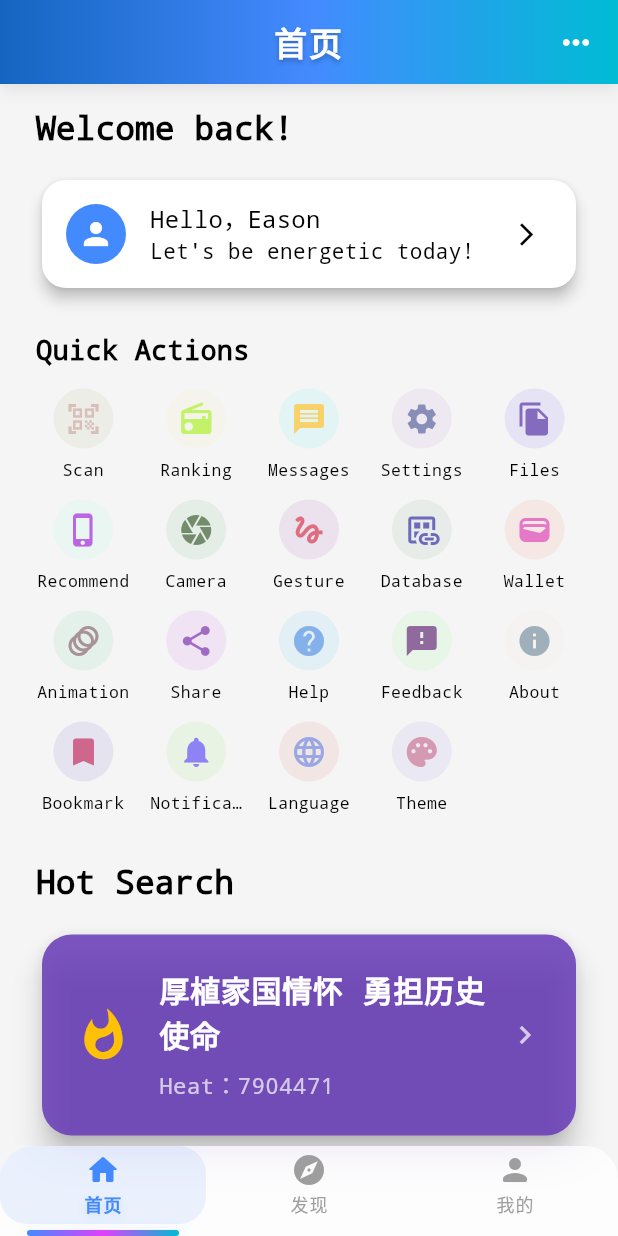
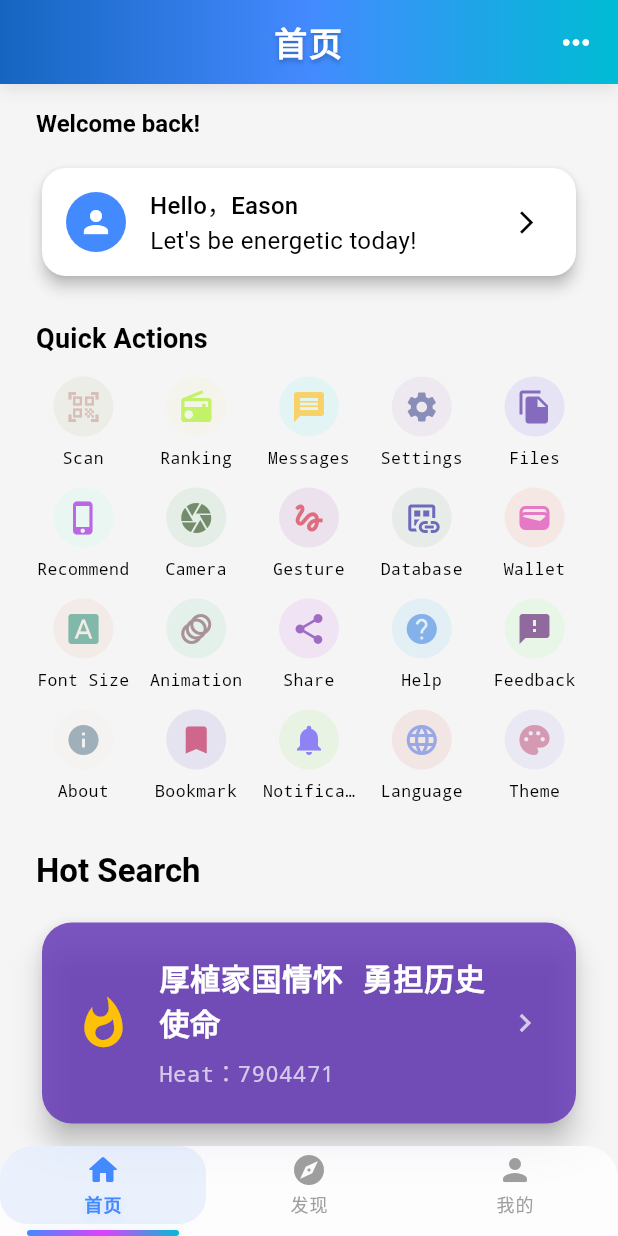
Before and after one commit to HYAdonisCoding/eason_nebula, a Flutter app: the screen it shows after launch, on a phone screen of 412 x 824 dp. Run offline on Flutter 3.47's test engine with Material 3 defaults, Android fonts, the phone set to English and light mode, and no system bars; our stand-ins replace cached_network_image, easy_localization, extended_image, flutter_redux, local_auth, redux and 4 more; missing offline and left inert: flutter_inappwebview, lpinyin, mobile_scanner, webview_flutter_android, webview_flutter_wkwebview; accounts and stored records are empty; key blocks and very long unbroken strings in the code were emptied for the run.

Commit message:
Study flutter_redux

```diff
--- a/lib/assets/translations/en-US.json
+++ b/lib/assets/translations/en-US.json
@@ -65,5 +65,8 @@
   "german": "German",
   "japanese": "Japanese",
   "pushSoundVibrate": "Push, Sound, and Vibration",
-  "languageSetting": "语言设置"
+  "languageSetting": "语言设置",
+  "fonts": "Fonts",
+  "fontSize": "Font Size",
+  "fontFamily": "Font Family"
 }
--- a/lib/assets/translations/fr-FR.json
+++ b/lib/assets/translations/fr-FR.json
@@ -65,5 +65,8 @@
   "german": "Allemand",
   "japanese": "Japonais",
   "pushSoundVibrate": "Notifications, son et vibration",
-  "languageSetting": "Paramètre de langue"
+  "languageSetting": "Paramètre de langue",
+  "fonts": "Polices",
+  "fontSize": "Taille de la police",
+  "fontFamily": "Famille de polices"
 }
--- a/lib/assets/translations/ko-KR.json
+++ b/lib/assets/translations/ko-KR.json
@@ -65,5 +65,8 @@
   "german": "독일어",
   "japanese": "일본어",
   "pushSoundVibrate": "푸시 알림, 소리 및 진동",
-  "languageSetting": "语言设置"
+  "languageSetting": "语言设置",
+  "fonts": "글꼴",
+  "fontSize": "글꼴 크기",
+  "fontFamily": "글꼴 패밀리"
 }
--- a/lib/assets/translations/zh-CN.json
+++ b/lib/assets/translations/zh-CN.json
@@ -65,5 +65,8 @@
   "german": "Deutsch",
   "japanese": "日本語",
   "pushSoundVibrate": "推送声音和振动",
-  "languageSetting": "语言设置"
+  "languageSetting": "语言设置",
+  "fonts": "字体",
+  "fontSize": "字体大小",
+  "fontFamily": "字体系列"
 }
--- a/lib/assets/translations/zh-Hant.json
+++ b/lib/assets/translations/zh-Hant.json
@@ -62,5 +62,8 @@
   "korean": "韓文",
   "french": "法文",
   "pushSoundVibrate": "推送聲音和振動",
-  "languageSetting": "語言設定"
+  "languageSetting": "語言設定",
+  "fonts": "字體",
+  "fontSize": "字體大小",
+  "fontFamily": "字體系列"
 }
--- a/lib/ui/HomePageContent.dart
+++ b/lib/ui/HomePageContent.dart
@@ -5,6 +5,7 @@ import 'package:eason_nebula/ui/GesturePage.dart';
 import 'package:eason_nebula/ui/HotPhonePage.dart';
 import 'package:eason_nebula/ui/RankListenPage.dart';
 import 'package:eason_nebula/ui/ScanCodePage.dart';
+import 'package:eason_nebula/ui/Setting/FontPage.dart';
 import 'package:eason_nebula/ui/Setting/SettingLocalizationPage.dart';
 import 'package:eason_nebula/ui/Setting/SettingThemePage.dart';
 import 'package:eason_nebula/ui/WalletPage.dart';
@@ -22,6 +23,16 @@ import 'Setting/SettingPage.dart';
 import 'HotDetailPage.dart';
 import 'dart:math';
 import 'package:eason_nebula/utils/EasonGlobal.dart';
+import 'package:flutter_redux/flutter_redux.dart';
+import 'package:redux/redux.dart';
+import 'package:eason_nebula/utils/redux_app.dart';
+
+class _FontInfo {
+  final String fontFamily;
+  final double fontSize;
+
+  _FontInfo({required this.fontFamily, required this.fontSize});
+}
 
 class HomePageContent extends StatefulWidget {
   @override
@@ -59,6 +70,12 @@ class _HomePageContentState extends State<HomePageContent> {
 
   @override
   Widget build(BuildContext context) {
+    return StoreConnector<AppState, _FontInfo>(
+      converter: (store) => _FontInfo(
+        fontFamily: store.state.fontFamily,
+        fontSize: store.state.fontSize,
+      ),
+      builder: (context, fontInfo) {
         // 顶部菜单项
         final menuItems = [
           EasonMenuItem(
@@ -84,26 +101,36 @@ class _HomePageContentState extends State<HomePageContent> {
                 children: [
                   _buildWelcomeCard(),
                   SizedBox(height: 24),
-              _buildQuickActions(),
+                  _buildQuickActions(fontInfo),
                   SizedBox(height: 32),
-              _buildHotSearchSection(),
+                  _buildHotSearchSection(fontInfo),
                 ],
               ),
             ),
           ],
         );
+      },
+    );
   }
 
   /// 欢迎卡片区域，显示欢迎语和用户信息
   Widget _buildWelcomeCard() {
+    return StoreConnector<AppState, _FontInfo>(
+      converter: (store) => _FontInfo(
+        fontFamily: store.state.fontFamily,
+        fontSize: store.state.fontSize,
+      ),
+      builder: (context, fontInfo) {
         return Column(
           crossAxisAlignment: CrossAxisAlignment.start,
           children: [
             Text(
               'welcomeBack'.tr(),
-          style: Theme.of(
-            context,
-          ).textTheme.titleLarge?.copyWith(fontWeight: FontWeight.bold),
+              style: Theme.of(context).textTheme.titleLarge?.copyWith(
+                fontWeight: FontWeight.bold,
+                fontFamily: fontInfo.fontFamily,
+                fontSize: fontInfo.fontSize,
+              ),
             ),
             SizedBox(height: 16),
             Card(
@@ -119,11 +146,17 @@ class _HomePageContentState extends State<HomePageContent> {
                 ),
                 title: Text(
                   'greeting'.tr(),
-              style: Theme.of(context).textTheme.titleMedium,
+                  style: Theme.of(context).textTheme.titleMedium?.copyWith(
+                    fontFamily: fontInfo.fontFamily,
+                    fontSize: fontInfo.fontSize,
+                  ),
                 ),
                 subtitle: Text(
                   "todayHello".tr(),
-              style: Theme.of(context).textTheme.bodyMedium,
+                  style: Theme.of(context).textTheme.bodyMedium?.copyWith(
+                    fontFamily: fontInfo.fontFamily,
+                    fontSize: fontInfo.fontSize,
+                  ),
                 ),
                 trailing: Icon(Icons.arrow_forward_ios, size: 18),
                 onTap: () {},
@@ -131,10 +164,12 @@ class _HomePageContentState extends State<HomePageContent> {
             ),
           ],
         );
+      },
+    );
   }
 
   /// 快捷功能区，包含常用操作入口
-  Widget _buildQuickActions() {
+  Widget _buildQuickActions(_FontInfo fontInfo) {
     // 快捷功能数据
     final quickActions = [
       {
@@ -256,6 +291,16 @@ class _HomePageContentState extends State<HomePageContent> {
         },
       },
       {
+        'icon': Icons.font_download,
+        'label': 'fontSize'.tr(),
+        'onTap': () {
+          Navigator.push(
+            context,
+            MaterialPageRoute(builder: (_) => FontPage()),
+          );
+        },
+      },
+      {
         'icon': Icons.animation,
         'label': 'animation'.tr(),
         'onTap': () {
@@ -346,6 +391,7 @@ class _HomePageContentState extends State<HomePageContent> {
           style: Theme.of(context).textTheme.titleMedium?.copyWith(
             fontWeight: FontWeight.bold,
             fontSize: 18,
+            fontFamily: fontInfo.fontFamily,
           ),
         ),
         SizedBox(height: 12),
@@ -369,7 +415,7 @@ class _HomePageContentState extends State<HomePageContent> {
   }
 
   /// 热搜榜区，展示热搜数据
-  Widget _buildHotSearchSection() {
+  Widget _buildHotSearchSection(_FontInfo fontInfo) {
     return Column(
       crossAxisAlignment: CrossAxisAlignment.start,
       children: [
@@ -377,7 +423,10 @@ class _HomePageContentState extends State<HomePageContent> {
           'hotList'.tr(),
           style: Theme.of(
             context,
-          ).textTheme.titleLarge?.copyWith(fontWeight: FontWeight.bold),
+          ).textTheme.titleLarge?.copyWith(
+                fontWeight: FontWeight.bold,
+                fontFamily: fontInfo.fontFamily,
+              ),
         ),
         SizedBox(height: 16),
         if (_hotList.isEmpty)
--- /dev/null
+++ b/lib/ui/Setting/FontPage.dart
@@ -0,0 +1,98 @@
+import 'package:eason_nebula/utils/redux_app.dart';
+import 'package:flutter_redux/flutter_redux.dart';
+// ignore: depend_on_referenced_packages
+import 'package:redux/redux.dart';
+import 'package:eason_nebula/ui/Base/EasonBasePage.dart';
+import 'package:flutter/material.dart';
+
+class FontPage extends EasonBasePage {
+  const FontPage({Key? key}) : super(key: key);
+
+  @override
+  String get title => 'FontPage';
+
+  @override
+  State<FontPage> createState() => _FontPageState();
+}
+
+class _FontPageState extends BasePageState<FontPage> {
+  @override
+  Widget buildContent(BuildContext context) {
+    return StoreConnector<AppState, _FontSettingsViewModel>(
+      converter: (store) => _FontSettingsViewModel.fromStore(store),
+      builder: (context, vm) {
+        return Padding(
+          padding: const EdgeInsets.all(16.0),
+          child: Column(
+            mainAxisAlignment: MainAxisAlignment.center,
+            children: [
+              DropdownButton<String>(
+                value: vm.fontFamily,
+                items:
+                    [
+                      'Roboto',
+                      'Arial',
+                      'Times New Roman',
+                      'Courier New',
+                      '宋体',
+                      '黑体',
+                    ].map((font) {
+                      return DropdownMenuItem(value: font, child: Text(font));
+                    }).toList(),
+                onChanged: vm.onFontFamilyChanged,
+                hint: const Text('选择字体'),
+              ),
+              const SizedBox(height: 20),
+              Slider(
+                value: vm.fontSize,
+                min: 12,
+                max: 48,
+                divisions: 12,
+                label: vm.fontSize.toStringAsFixed(0),
+                onChanged: vm.onFontSizeChanged,
+              ),
+              const SizedBox(height: 20),
+              Text(
+                '示例文本StoreConnector',
+                style: TextStyle(
+                  fontSize: vm.fontSize,
+                  fontFamily: vm.fontFamily,
+                  color: Colors.blue,
+                ),
+              ),
+            ],
+          ),
+        );
+      },
+    );
+  }
+}
+
+class _FontSettingsViewModel {
+  final String fontFamily;
+  final double fontSize;
+  final void Function(String?) onFontFamilyChanged;
+  final void Function(double) onFontSizeChanged;
+
+  _FontSettingsViewModel({
+    required this.fontFamily,
+    required this.fontSize,
+    required this.onFontFamilyChanged,
+    required this.onFontSizeChanged,
+  });
+
+  static _FontSettingsViewModel fromStore(Store<AppState> store) {
+    return _FontSettingsViewModel(
+      fontFamily: store.state.fontFamily,
+      fontSize: store.state.fontSize,
+      onFontFamilyChanged: (font) {
+        if (font != null) {
+          store.dispatch(UpdateFontFamilyAction(font));
+        }
+      },
+      onFontSizeChanged: (size) {
+        store.dispatch(UpdateFontSizeAction(size));
+      },
+    );
+  }
+}
--- /dev/null
+++ b/lib/utils/redux_app.dart
@@ -0,0 +1,64 @@
+import 'package:flutter_redux/flutter_redux.dart';
+// ignore: depend_on_referenced_packages
+import 'package:redux/redux.dart';
+
+// 定义State实体对象，内含属性和构造方法
+class AppState {
+  int counter;
+  String fontFamily;
+  double fontSize;
+
+  AppState({
+    required this.counter,
+    required this.fontFamily,
+    required this.fontSize,
+  });
+
+  AppState copyWith({
+    int? counter,
+    String? fontFamily,
+    double? fontSize,
+  }) {
+    return AppState(
+      counter: counter ?? this.counter,
+      fontFamily: fontFamily ?? this.fontFamily,
+      fontSize: fontSize ?? this.fontSize,
+    );
+  }
+}
+
+// 定义actions
+enum Actions { Increment, Decrement }
+
+class UpdateFontFamilyAction {
+  final String fontFamily;
+  UpdateFontFamilyAction(this.fontFamily);
+}
+
+class UpdateFontSizeAction {
+  final double fontSize;
+  UpdateFontSizeAction(this.fontSize);
+}
+
+// 定义Reducer中间件reducer函数，关联Actions和AppState
+AppState reducer(AppState state, dynamic action) {
+  switch (action) {
+    case Actions.Increment:
+      return state.copyWith(counter: state.counter + 1);
+    case Actions.Decrement:
+      return state.copyWith(counter: state.counter - 1);
+    default:
+      if (action is UpdateFontFamilyAction) {
+        return state.copyWith(fontFamily: action.fontFamily);
+      } else if (action is UpdateFontSizeAction) {
+        return state.copyWith(fontSize: action.fontSize);
+      }
+      return state;
+  }
+}
+
+// 构建Store，初始化实体对象并赋值
+final store = Store<AppState>(
+  reducer,
+  initialState: AppState(counter: 0, fontFamily: 'Roboto', fontSize: 16.0),
+);
--- a/pubspec.yaml
+++ b/pubspec.yaml
@@ -51,6 +51,7 @@ dependencies:
   flutter_inappwebview: ^6.1.5
   easy_localization: ^3.0.1
   scoped_model: ^2.0.0
+  flutter_redux: ^0.10.0
   flutter_localizations:
     sdk: flutter
 
```
Also changed, not shown: lib/main.dart (+6 -1 lines), pubspec.lock. Lines whose indentation alone changed are shown as unchanged.
